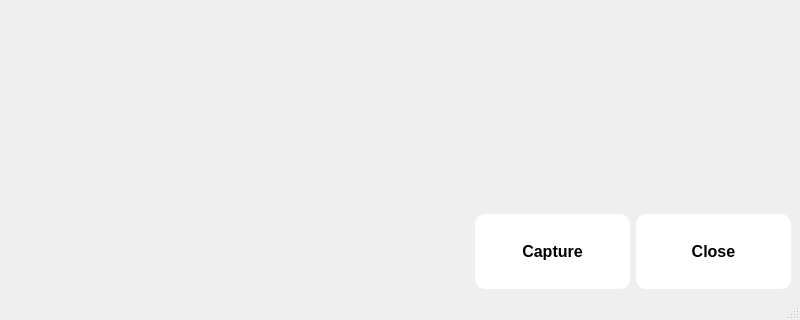
Above: app/UI_cam_capture.ui from OpenNuvoton/NuML_Studio before the change; both pictures show x 0 to 800 and y 480 to 800 of the 800 by 800 pixel window. Below: the same form after it.
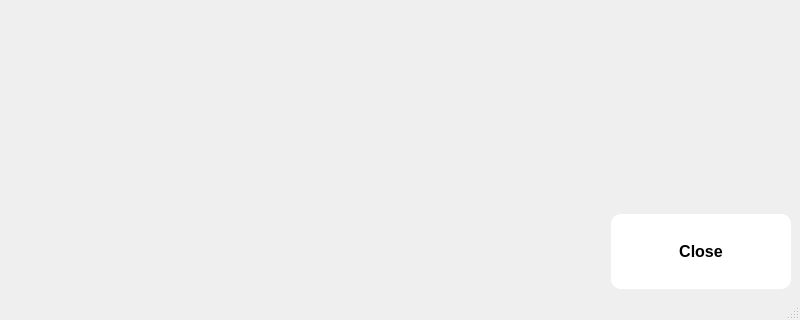
That is the form after the change.

Diff of the .ui file:
```diff
--- a/app/UI_cam_capture.ui
+++ b/app/UI_cam_capture.ui
@@ -166,7 +166,7 @@
        </widget>
       </item>
       <item>
-       <layout class="QGridLayout" name="gridLayout" columnstretch="3,1,1">
+       <layout class="QGridLayout" name="gridLayout" columnstretch="10,3" columnminimumwidth="0,0">
         <item row="0" column="0">
          <spacer name="horizontalSpacer">
           <property name="orientation">
@@ -181,31 +181,6 @@
          </spacer>
         </item>
         <item row="0" column="1">
-         <widget class="QPushButton" name="pushButton">
-          <property name="sizePolicy">
-           <sizepolicy hsizetype="Expanding" vsizetype="Expanding">
-            <horstretch>0</horstretch>
-            <verstretch>0</verstretch>
-           </sizepolicy>
-          </property>
-          <property name="font">
-           <font>
-            <pointsize>12</pointsize>
-            <weight>75</weight>
-            <bold>true</bold>
-           </font>
-          </property>
-          <property name="styleSheet">
-           <string notr="true">background-color: #FFFFFF; 
-border-style: outset;
-border-radius: 10px;</string>
-          </property>
-          <property name="text">
-           <string>Capture</string>
-          </property>
-         </widget>
-        </item>
-        <item row="0" column="2">
          <widget class="QPushButton" name="pushButton_2">
           <property name="sizePolicy">
            <sizepolicy hsizetype="Expanding" vsizetype="Expanding">
```
